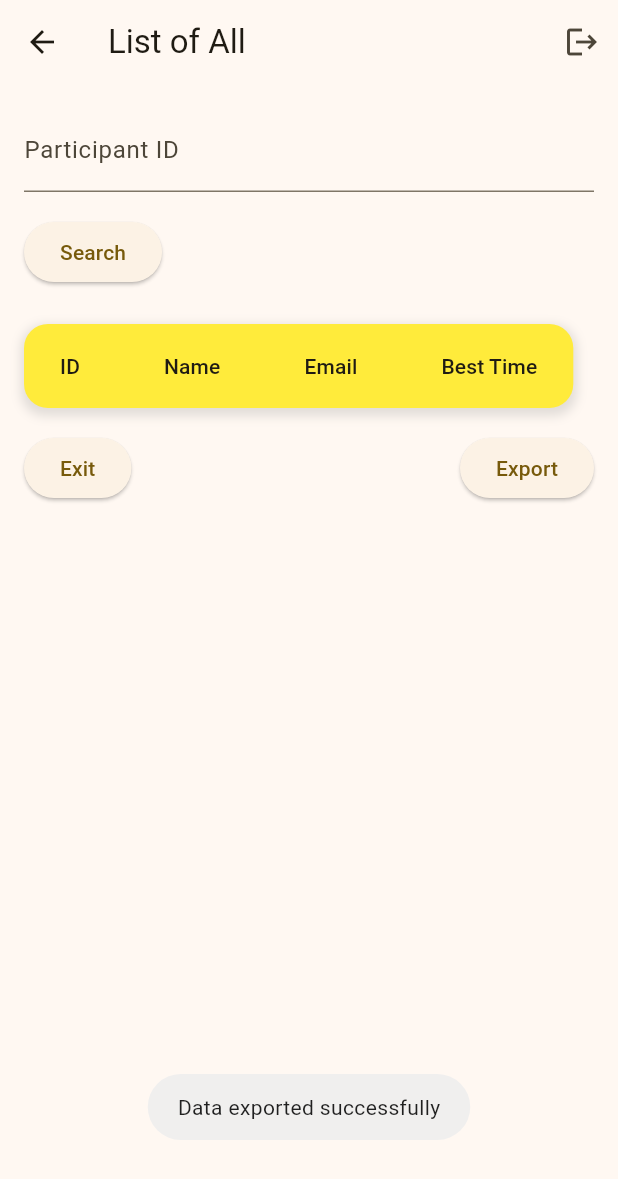
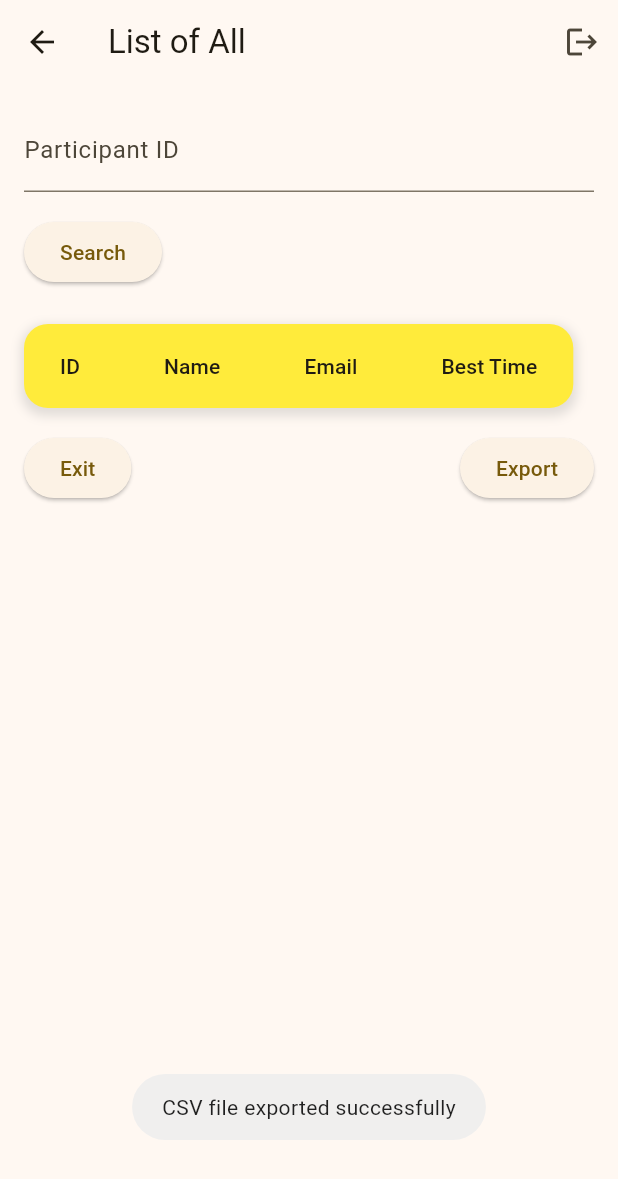
Before and after one commit to HaseebMalik22/Rubiks-Cube-App, a Flutter app: the ListOfAllScreen screen opened directly, after a tap on "Export", on a phone screen of 412 x 824 dp. Shown: the top 1179 px of the screen. Run offline on Flutter 3.47's test engine with Material 2 defaults, Android fonts, the phone set to English and light mode, and no system bars; our stand-ins replace csv, fluttertoast, permission_handler, sqflite, universal_io; missing offline and left inert: permission_handler_platform_interface, qr_code_scanner; accounts and stored records are empty.

Commit message:
13th commit

```diff
--- a/lib/database_roundhelper.dart
+++ b/lib/database_roundhelper.dart
@@ -49,8 +49,7 @@ class DatabaseRoundHelper {
     );
   }
 
-  Future<void> updateAttemptState(
-      String roundName, int attemptIndex) async {
+  Future<void> updateAttemptState(String roundName, int attemptIndex) async {
     final db = await instance.database;
     final currentAttemptState = _getAttemptState(attemptIndex);
     await db.rawUpdate(
@@ -58,6 +57,7 @@ class DatabaseRoundHelper {
       [currentAttemptState, roundName],
     );
   }
+
 
   String _getAttemptState(int attemptIndex) {
     switch (attemptIndex) {
--- a/lib/judgescan.dart
+++ b/lib/judgescan.dart
@@ -246,10 +246,12 @@ class _JudgeScanState extends State<JudgeScan> {
 
       // Check if participant name exists in the database
       final participant = await DatabaseHelper.instance.getParticipantByName(scanData.code!);
+
       if (participant != null) {
         setState(() {
           participantName = participant['name'];
           participantID = participant['id'];
+
         });
       } else {
         Fluttertoast.showToast(
--- a/lib/listofall.dart
+++ b/lib/listofall.dart
@@ -1,7 +1,16 @@
+import 'dart:io';
+import 'package:universal_io/io.dart';
+
+import 'package:csv/csv.dart';
 import 'package:flutter/material.dart';
 import 'package:fluttertoast/fluttertoast.dart';
+import 'package:path_provider/path_provider.dart';
+import 'package:permission_handler/permission_handler.dart';
+import 'package:permission_handler_platform_interface/permission_handler_platform_interface.dart';
 import 'package:rubikscube/Homepage.dart';
 import 'package:rubikscube/database_helper.dart';
+import 'package:path/path.dart' as path;
+
 
 class Participant {
   final String id;
@@ -26,7 +35,8 @@ class _ListOfAllScreenState extends State<ListOfAllScreen> {
   List<Participant> _participants = [];
 
   void _fetchParticipantsFromDatabase() async {
-    List<Map<String, dynamic>> participantsData = await DatabaseHelper.instance.getAllParticipants();
+    List<Map<String, dynamic>> participantsData = await DatabaseHelper.instance
+        .getAllParticipants();
     setState(() {
       _participants = participantsData.map((data) {
         return Participant(
@@ -46,7 +56,6 @@ class _ListOfAllScreenState extends State<ListOfAllScreen> {
   }
 
 
-
   String _searchId = '';
   Participant? _searchResult;
 
@@ -54,12 +63,13 @@ class _ListOfAllScreenState extends State<ListOfAllScreen> {
     setState(() {
       _searchResult = _participants.firstWhere(
             (participant) => participant.id == _searchId,
-        orElse: () => Participant(
-          id: '',
-          name: '',
-          email: '',
-          bestTime: '',
-        ),
+        orElse: () =>
+            Participant(
+              id: '',
+              name: '',
+              email: '',
+              bestTime: '',
+            ),
       );
     });
   }
@@ -113,7 +123,6 @@ class _ListOfAllScreenState extends State<ListOfAllScreen> {
                   builder: (context) => Home(),
                 ),
               );
-
             },
           ),
         ],
@@ -191,6 +200,7 @@ class _ListOfAllScreenState extends State<ListOfAllScreen> {
                 ),
                 ElevatedButton(
                   onPressed: () {
+                    exportToCsv();
                     Fluttertoast.showToast(
                       msg: 'Data exported successfully',
                       toastLength: Toast.LENGTH_SHORT,
@@ -206,7 +216,65 @@ class _ListOfAllScreenState extends State<ListOfAllScreen> {
       ),
     );
   }
+
+
+  void exportToCsv() async {
+    PermissionStatus status = await Permission.storage.request();
+
+    if (status.isGranted) {
+      // Retrieve the external storage directory
+      Directory? externalStorageDir = await getExternalStorageDirectory();
+
+      if (externalStorageDir != null) {
+        // Construct the file path
+        String downloadsPath = path.join(externalStorageDir.path, 'Download');
+        String filePath = path.join(downloadsPath, 'participants.csv');
+
+        // Create the Download directory if it doesn't exist
+        Directory(downloadsPath).createSync(recursive: true);
+
+        // Open the file
+        File file = File(filePath);
+
+        // Convert the participant details to CSV format
+        String csvData = '';
+
+        for (var participant in _participants) {
+          String id = participant.id;
+          String name = participant.name;
+          String email = participant.email;
+          String bestTime = participant.bestTime;
+
+          csvData += '$id,$name,$email,$bestTime\n';
+        }
+
+        // Write the CSV data to the file
+        await file.writeAsString(csvData);
+
+        String fileLocation = file.path;
+        showToast('CSV file exported successfully');
+      } else {
+        showToast('Unable to access external storage');
+      }
+    } else {
+      showToast('Storage permission denied');
+    }
+  }
+
+  void showToast(String message) {
+    Fluttertoast.showToast(
+      msg: message,
+      toastLength: Toast.LENGTH_SHORT,
+      gravity: ToastGravity.BOTTOM,
+    );
+  }
 }
+
+
+
+
+
+
 
 void main() {
   runApp(MaterialApp(
```
Also changed, not shown: lib/dashboard.dart (+19 -14 lines), lib/database_helper.dart (+13 -0 lines), lib/listofjudges.dart (+61 -0 lines), lib/resultscreen.dart (+28 -28 lines).
